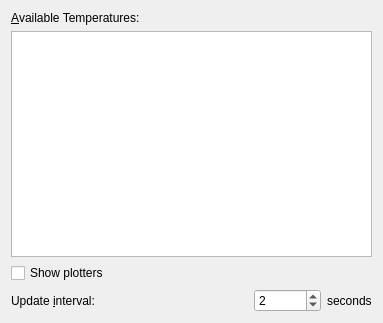
The window that plasma/applets/system-monitor/temperature-config.ui (mgottschlag/kwin-tiling) describes before a commit, drawn with Qt 5.
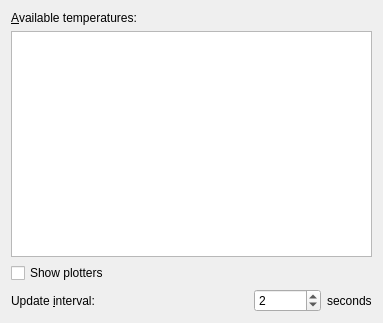
The same window after the commit.

```diff
--- a/plasma/applets/system-monitor/temperature-config.ui
+++ b/plasma/applets/system-monitor/temperature-config.ui
@@ -16,7 +16,7 @@
    <item>
     <widget class="QLabel" name="label" >
      <property name="text" >
-      <string>&amp;Available Temperatures:</string>
+      <string>&amp;Available temperatures:</string>
      </property>
      <property name="buddy" >
       <cstring>treeView</cstring>
```
